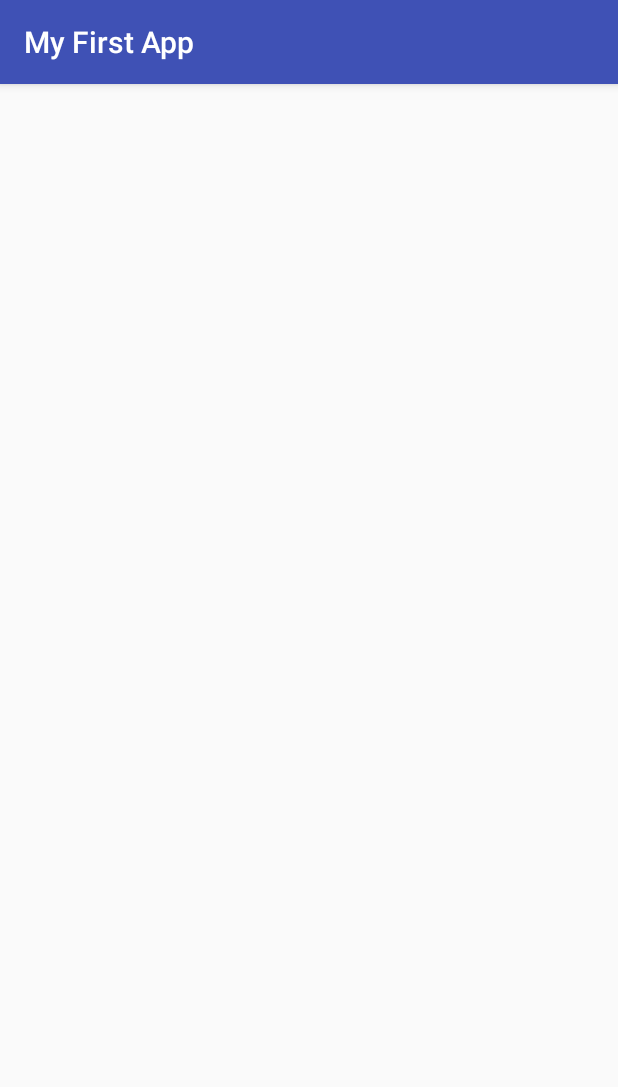
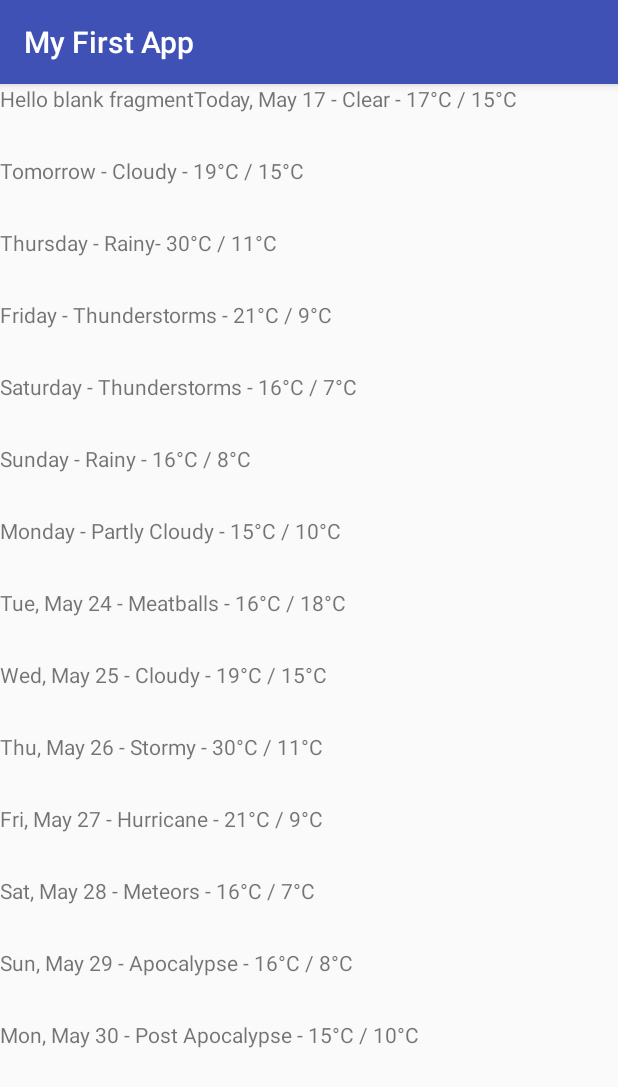
Before and after one commit to mrashidcit/firstMobileApp, an Android app: the screen it shows after launch (MainActivity), on a phone screen of 412 x 824 dp. Shown: the top 1087 px of the screen. Run offline under Robolectric (Android 15) with nearby library versions, the phone set to English and light mode, and no system bars.

Commit message:
Lesson-1 is completed

```diff
--- a/app/src/main/AndroidManifest.xml
+++ b/app/src/main/AndroidManifest.xml
@@ -16,11 +16,6 @@
                 <category android:name="android.intent.category.LAUNCHER" />
             </intent-filter>
         </activity>
-        <activity android:name=".DisplayMessageActivity"
-            android:parentActivityName=".MainActivity"
-            >
-
-        </activity>
     </application>
 
 </manifest>
--- a/app/src/main/java/com/example/myfirstapp/HeadlinesFragment.java
+++ /dev/null
@@ -1,99 +0,0 @@
-package com.example.myfirstapp;
-
-import android.content.Context;
-import android.os.Bundle;
-import android.support.v4.app.Fragment;
-import android.support.v7.widget.GridLayoutManager;
-import android.support.v7.widget.LinearLayoutManager;
-import android.support.v7.widget.RecyclerView;
-import android.view.LayoutInflater;
-import android.view.View;
-import android.view.ViewGroup;
-
-import com.example.myfirstapp.dummy.DummyContent;
-import com.example.myfirstapp.dummy.DummyContent.DummyItem;
-
-import java.util.List;
-
-/**
- * A fragment representing a list of Items.
- * <p/>
- * Activities containing this fragment MUST implement the {@link OnListFragmentInteractionListener}
- * interface.
- */
-public class HeadlinesFragment extends Fragment {
-
-    // TODO: Customize parameter argument names
-    private static final String ARG_COLUMN_COUNT = "column-count";
-    // TODO: Customize parameters
-    private int mColumnCount = 1;
-    private OnListFragmentInteractionListener mListener;
-
-    /**
-     * Mandatory empty constructor for the fragment manager to instantiate the
-     * fragment (e.g. upon screen orientation changes).
-     */
-    public HeadlinesFragment() {
-    }
-
-    // TODO: Customize parameter initialization
-    @SuppressWarnings("unused")
-    public static HeadlinesFragment newInstance(int columnCount) {
-        HeadlinesFragment fragment = new HeadlinesFragment();
-        Bundle args = new Bundle();
-        args.putInt(ARG_COLUMN_COUNT, columnCount);
-        fragment.setArguments(args);
-        return fragment;
-    }
-
-    @Override
-    public void onCreate(Bundle savedInstanceState) {
-        super.onCreate(savedInstanceState);
-
-        if (getArguments() != null) {
-            mColumnCount = getArguments().getInt(ARG_COLUMN_COUNT);
-        }
-    }
-
-    @Override
-    public View onCreateView(LayoutInflater inflater, ViewGroup container,
-                             Bundle savedInstanceState) {
-        View view = inflater.inflate(R.layout.fragment_item_list, container, false);
-
-        // Set the adapter
-        return view;
-    }
-
-
-    @Override
-    public void onAttach(Context context) {
-        super.onAttach(context);
-        if (context instanceof OnListFragmentInteractionListener) {
-            mListener = (OnListFragmentInteractionListener) context;
-        } else {
-            throw new RuntimeException(context.toString()
-                    + " must implement OnListFragmentInteractionListener");
-        }
-    }
-
-    @Override
-    public void onDetach() {
-        super.onDetach();
-        mListener = null;
-    }
-
-    /**
-     * This interface must be implemented by activities that contain this
-     * fragment to allow an interaction in this fragment to be communicated
-     * to the activity and potentially other fragments contained in that
-     * activity.
-     * <p/>
-     * See the Android Training lesson <a href=
-     * "http://developer.android.com/training/basics/fragments/communicating.html"
-     * >Communicating with Other Fragments</a> for more information.
-     */
-    public interface OnListFragmentInteractionListener {
-        // TODO: Update argument type and name
-        void onListFragmentInteraction(DummyItem item);
-    }
-}
--- a/app/src/main/java/com/example/myfirstapp/MainActivity.java
+++ b/app/src/main/java/com/example/myfirstapp/MainActivity.java
@@ -6,59 +6,49 @@ import android.support.v7.app.AppCompatActivity;
 import android.os.Bundle;
 import android.view.View;
 import android.widget.EditText;
+import android.widget.TextView;
 
 import com.example.myfirstapp.dummy.DummyContent;
 
-public class MainActivity extends AppCompatActivity
-              implements HeadlinesFragment.OnListFragmentInteractionListener  {
+public class MainActivity extends AppCompatActivity {
     public static final String EXTRA_MESSAGE = "com.example.myfirstapp.MESSAGE";
+
+    private TextView mweatherTextView;
 
     @Override
     protected void onCreate(Bundle savedInstanceState) {
         super.onCreate(savedInstanceState);
-        setContentView(R.layout.fragment_article);
+        setContentView(R.layout.activity_main);
 
-        // Check the the activity is using the layout version with
-        // the fragment_container FrameLayout
-        if (findViewById(R.id.fragment_container) != null) {
+        mweatherTextView = (TextView) findViewById(R.id.tv_weather_data);
 
-            // However, if we're being resored from a previous state,
-            // then we don't need to do anything and should return or else
-            // we could end up with overlapping fragments.
+        String[] dummyWeatherData = {
+                "Today, May 17 - Clear - 17°C / 15°C",
+                "Tomorrow - Cloudy - 19°C / 15°C",
+                "Thursday - Rainy- 30°C / 11°C",
+                "Friday - Thunderstorms - 21°C / 9°C",
+                "Saturday - Thunderstorms - 16°C / 7°C",
+                "Sunday - Rainy - 16°C / 8°C",
+                "Monday - Partly Cloudy - 15°C / 10°C",
+                "Tue, May 24 - Meatballs - 16°C / 18°C",
+                "Wed, May 25 - Cloudy - 19°C / 15°C",
+                "Thu, May 26 - Stormy - 30°C / 11°C",
+                "Fri, May 27 - Hurricane - 21°C / 9°C",
+                "Sat, May 28 - Meteors - 16°C / 7°C",
+                "Sun, May 29 - Apocalypse - 16°C / 8°C",
+                "Mon, May 30 - Post Apocalypse - 15°C / 10°C",
+        };
 
-            if(savedInstanceState != null){
-                return ;
-            }
+        // Append each String from the fake wather data array to the Textview
 
-            // Create a new Fragment to be placed in the activity layout
-            HeadlinesFragment firstFragment = new HeadlinesFragment();
+        for (String dummyWeatherDay : dummyWeatherData){
+            mweatherTextView.append(dummyWeatherDay + "\n\n\n");
+        }
 
-            // In case this activity was started with spacial from an
-            // Intent, pass the Intent's extras to the fragment as arguments
-            firstFragment.setArguments((getIntent().getExtras()));
-
-            // Add the fragment to the 'fragment_container' FrameLayout
-            getSupportFragmentManager().beginTransaction()
-                    .add(R.id.fragment_container, firstFragment).commit();
-        } // end if checking fragment_container
 
     }
 
 
 
-    // Called when the user taps the Send button
-    public void sendMessage(View view){
-        Intent intent = new Intent(this, DisplayMessageActivity.class);
-        EditText editText = (EditText) findViewById(R.id.edit_message);
-        String message = editText.getText().toString();
-        intent.putExtra(EXTRA_MESSAGE, message);
-        startActivity(intent);
-    }
 
-
-
-    @Override
-    public void onListFragmentInteraction(DummyContent.DummyItem item) {
-
-    }
 }
--- a/app/src/main/res/layout/fragment_article.xml
+++ /dev/null
@@ -1,15 +0,0 @@
-<FrameLayout xmlns:android="http://schemas.android.com/apk/res/android"
-    xmlns:tools="http://schemas.android.com/tools"
-    android:id="@+id/fragment_container"
-    android:layout_width="match_parent"
-    android:layout_height="match_parent"
-    tools:context="com.example.myfirstapp.ArticleFragment">
-
-    <!-- TODO: Update blank fragment layout -->
-    <!--<TextView-->
-
-        <!--android:layout_width="match_parent"-->
-        <!--android:layout_height="match_parent"-->
-        <!--android:text="@string/hello_blank_fragment" />-->
-
-</FrameLayout>
--- a/app/src/main/res/layout/fragment_item_list.xml
+++ /dev/null
@@ -1,13 +0,0 @@
-<?xml version="1.0" encoding="utf-8"?>
-<android.support.v7.widget.RecyclerView xmlns:android="http://schemas.android.com/apk/res/android"
-    xmlns:app="http://schemas.android.com/apk/res-auto"
-    xmlns:tools="http://schemas.android.com/tools"
-    android:id="@+id/list"
-    android:name="com.example.myfirstapp.HeadlinesFragment"
-    android:layout_width="match_parent"
-    android:layout_height="match_parent"
-    android:layout_marginLeft="16dp"
-    android:layout_marginRight="16dp"
-    app:layoutManager="LinearLayoutManager"
-    tools:context="com.example.myfirstapp.HeadlinesFragment"
-    tools:listitem="@layout/fragment_item" />
```
Also changed, not shown: app/src/main/java/com/example/myfirstapp/ArticleFragment.java (deleted, +0 -108 lines), app/src/main/java/com/example/myfirstapp/DisplayMessageActivity.java (deleted, +0 -23 lines), app/src/main/java/com/example/myfirstapp/MyItemRecyclerViewAdapter.java (deleted, +0 -77 lines), app/src/main/res/layout/activity_display_message.xml (deleted, +0 -20 lines), app/src/main/res/layout/activity_main.xml (+13 -35 lines), app/src/main/res/layout/fragment_headlines_fragement.xml (deleted, +0 -15 lines), app/src/main/res/layout/fragment_item.xml (deleted, +0 -20 lines).
